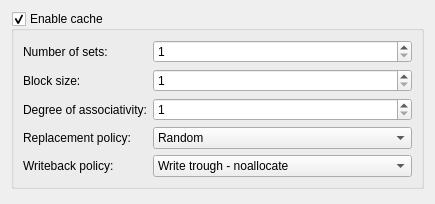
Old version of the form qtmips_gui/NewDialogCache.ui in the repository cvut/qtrvsim.
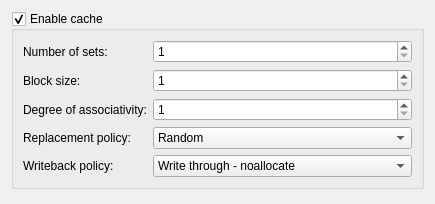
New version of the form.

Commit message: Correct write through spelling. Reported by Richard Susta.

Patch:
```diff
--- a/qtmips_gui/NewDialogCache.ui
+++ b/qtmips_gui/NewDialogCache.ui
@@ -102,7 +102,7 @@
        <widget class="QComboBox" name="writeback_policy">
         <item>
          <property name="text">
-          <string>Write trough - noallocate</string>
+          <string>Write through - noallocate</string>
          </property>
         </item>
         <item>
```
Left out of the diff: 2 changed lines with no effect on the pictures. The commit also changes 6 other files.
